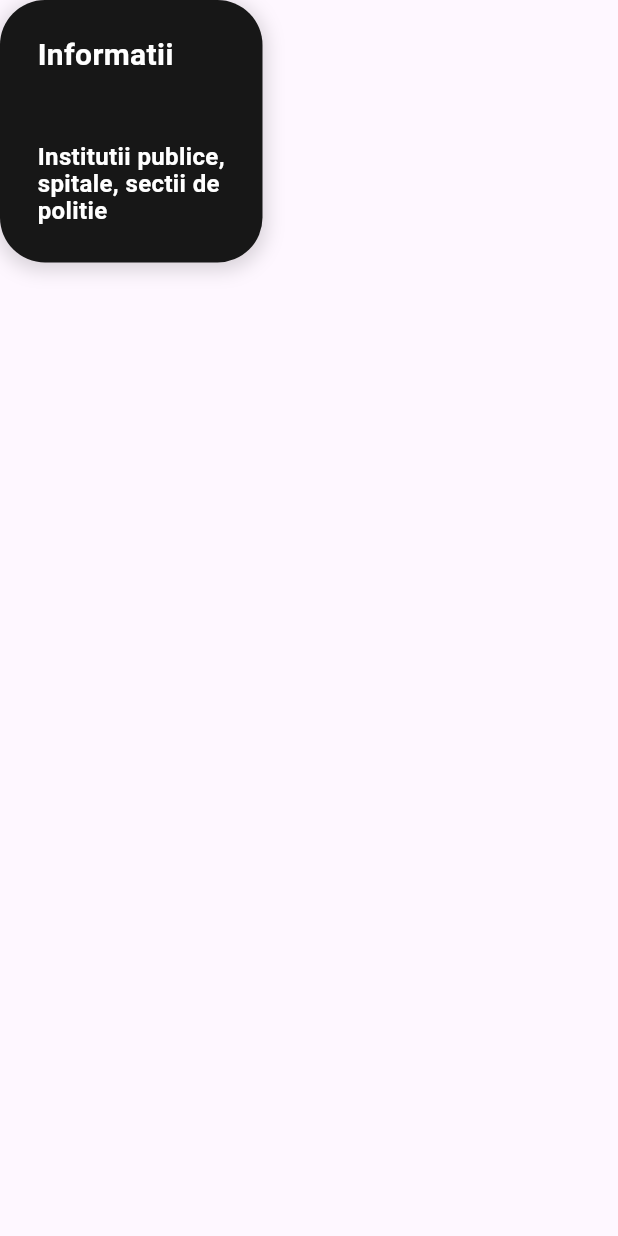
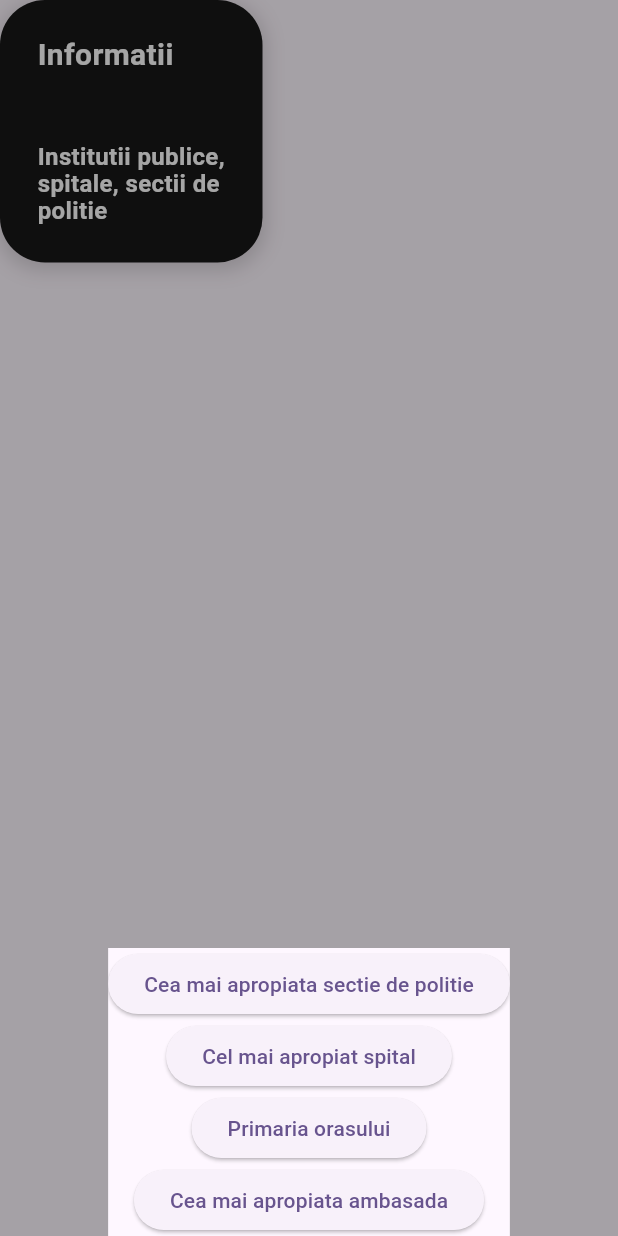
Before and after one commit to bfBogdan/mytown_itfest_2024, a Flutter app: the InformationWidget widget shown alone on an empty page, opened directly, after a tap on "Informatii", on a phone screen of 412 x 824 dp. Run offline on Flutter 3.47's test engine with Material 3 defaults, Android fonts, the phone set to English and light mode, and no system bars; our stand-ins replace modal_bottom_sheet, shared_preferences, weather; accounts and stored records are empty; network calls fail; statements that could not run were skipped.

Commit message:
finished all

```diff
--- a/lib/events.dart
+++ b/lib/events.dart
@@ -47,7 +47,7 @@ class _EventsState extends State<Events> {
 
   void liveEvents() async {
     print('events called');
-    var url = 'https://serpapi.com/search.json?engine=google_events&q=Events+in+'+ widget.city +'&hl=en&gl=us&api_key=7f7e1424f6982617431e7611888805511d4bc8cf153284386f3c9cecab6683f0';
+    var url = 'https://serpapi.com/search.json?engine=google_events&q=Events+in+'+ widget.city +'&hl=en&gl=us&api_key=fd47a1058ed9175aa8539692a9ce77d94bd5e810b91b7c9b47e309fa3529d08b';
     final uri = Uri.parse(url);
     final response = await http.get(uri);
     //nu schimba in CamelCase ca bubuie codu
--- a/lib/ios_widgets.dart
+++ b/lib/ios_widgets.dart
@@ -1,5 +1,5 @@
 // ignore_for_file: must_be_immutable
-
+import 'package:modal_bottom_sheet/modal_bottom_sheet.dart';
 import 'package:flutter/cupertino.dart';
 import 'package:flutter/material.dart';
 import 'package:mytown_itfest_2024/placesToVisit.dart';
@@ -446,12 +446,43 @@ class LostFoundWidget extends StatelessWidget {
 class InformationWidget extends StatelessWidget {
   const InformationWidget({super.key});
 
+  void _launchButonMaps(String linkuDeMaps) async {
+      await launch(linkuDeMaps);
+  }
+
   @override
   Widget build(BuildContext context) {
     return InkWell(
       borderRadius: BorderRadius.circular(30),
       onTap: () {
-
+          showMaterialModalBottomSheet(
+          context: context,
+          builder: (context) => SingleChildScrollView(
+            controller: ModalScrollController.of(context),
+            child: Container(
+              child: Column(
+              children: [
+                ElevatedButton(
+                    onPressed: () => _launchButonMaps('https://www.google.com/maps/search/?api=1&query=police+station'),
+                  child: Text('Cea mai apropiata sectie de politie'),
+                ),
+                ElevatedButton(
+                onPressed: () => _launchButonMaps('https://www.google.com/maps/search/?api=1&query=hospital'),
+                child: Text('Cel mai apropiat spital'),
+                ),
+                ElevatedButton(
+                    onPressed: () => _launchButonMaps('https://www.google.com/maps/search/?api=1&query=city+hall'),
+                  child: Text('Primaria orasului'),
+                ),
+                ElevatedButton(
+                    onPressed: () => _launchButonMaps('https://www.google.com/maps/search/?api=1&query=embassy'),
+                  child: Text('Cea mai apropiata ambasada'),
+                ),
+              ],
+        ),
+          ),
+),
+        );
       },
       child: Container(
         width: 175,
--- a/lib/placesToVisit.dart
+++ b/lib/placesToVisit.dart
@@ -51,7 +51,7 @@ class _PlacesToVisitState extends State<PlacesToVisit> {
   void placesToVisit() async {
     print('placesToVisit called');
     var url =
-        'https://serpapi.com/search.json?engine=google_local&q=Places+to+visit&location='+ widget.city +'&hl=ro&api_key=7f7e1424f6982617431e7611888805511d4bc8cf153284386f3c9cecab6683f0';
+        'https://serpapi.com/search.json?engine=google_local&q=Places+to+visit&location='+ widget.city +'&hl=ro&api_key=fd47a1058ed9175aa8539692a9ce77d94bd5e810b91b7c9b47e309fa3529d08b';
     final uri = Uri.parse(url);
     final response = await http.get(uri);
     //nu schimba in CamelCase ca bubuie codu
--- a/pubspec.yaml
+++ b/pubspec.yaml
@@ -40,6 +40,7 @@ dependencies:
   shared_preferences: ^2.2.2
   weather: ^3.1.1
   url_launcher: ^6.2.4
+  modal_bottom_sheet: ^3.0.0-pre
 
 dev_dependencies:
   flutter_test:
```
Also changed, not shown: pubspec.lock.
